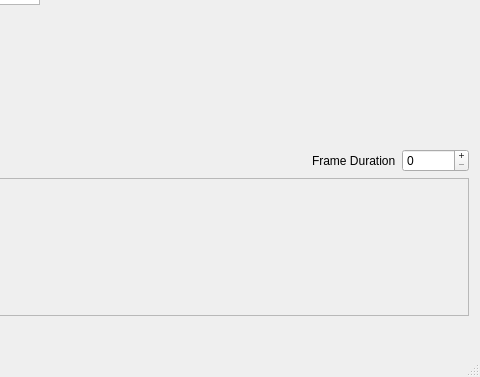
Before: the Qt Designer form mainwindow.ui in unrelentingfox/TowerAnimator-cs383, drawn with Qt 5; both pictures show x 727 to 1207 and y 342 to 719 of the 1207 by 719 pixel window.
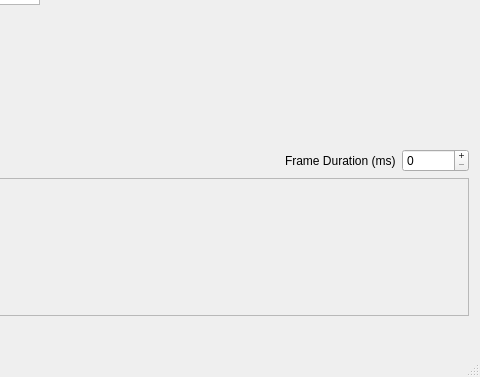
After: the same form once the commit is applied. Custom widgets are drawn as their Qt base class.

Commit message: added units to frame duration editor

```diff
--- a/mainwindow.ui
+++ b/mainwindow.ui
@@ -243,7 +243,7 @@
       <item>
        <widget class="QLabel" name="label">
         <property name="text">
-         <string>Frame Duration</string>
+         <string>Frame Duration (ms)</string>
         </property>
        </widget>
       </item>
```
